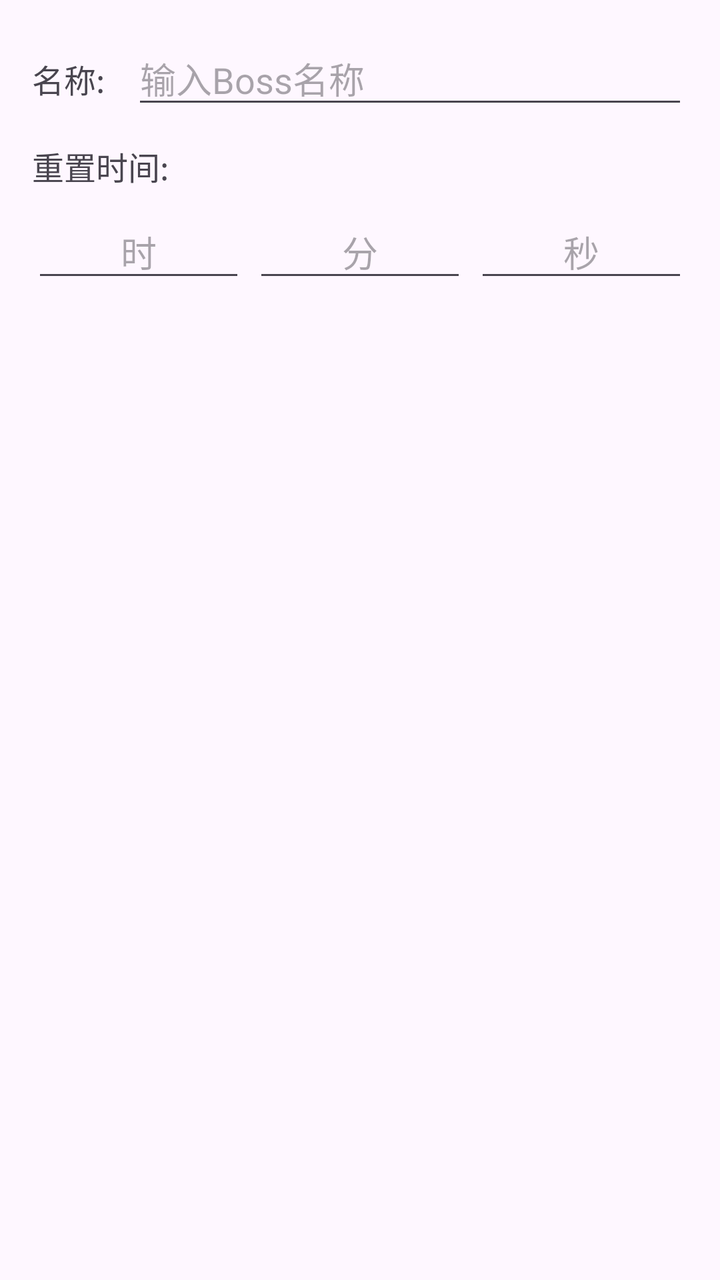
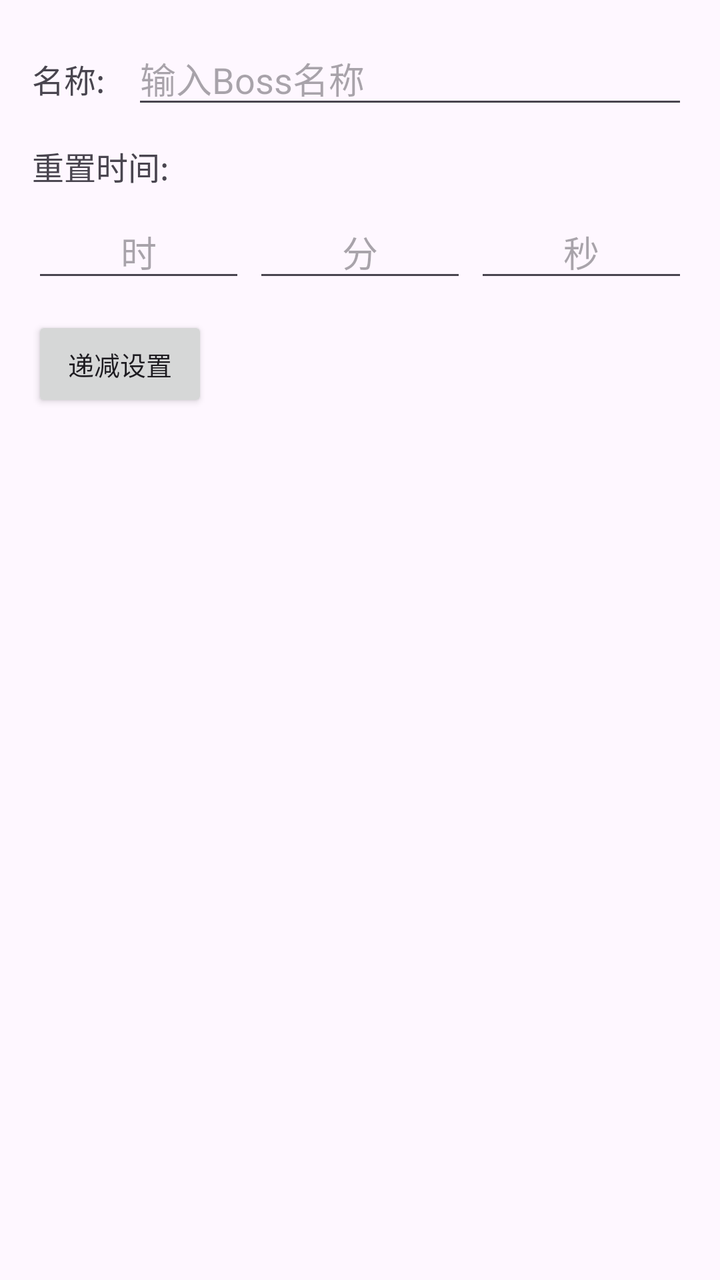

Compare the two renders of this Android layout. The source of the first and the diff that turns it into the second are given below.
<!-- AndroidManifest.xml: application theme Theme.Boss -->
<!-- res/layout/dialog_edit_name.xml -->
<?xml version="1.0" encoding="utf-8"?>
<ScrollView xmlns:android="http://schemas.android.com/apk/res/android"
    android:layout_width="match_parent"
    android:layout_height="match_parent"
    android:fillViewport="true">
    <LinearLayout
        android:layout_width="match_parent"
        android:layout_height="wrap_content"
        android:orientation="vertical"
        android:padding="16dp">

    <TextView
        android:id="@+id/dialog_room_info"
        android:layout_width="match_parent"
        android:layout_height="wrap_content"
        android:gravity="center"
        android:textColor="#3F51B5"
        android:textSize="13sp"
        android:visibility="gone" />

    <LinearLayout
        android:layout_width="match_parent"
        android:layout_height="wrap_content"
        android:orientation="horizontal"
        android:layout_marginBottom="12dp">
        <TextView
            android:layout_width="50dp"
            android:layout_height="wrap_content"
            android:text="@string/input_name_label"
            android:textSize="16sp" />
        <EditText
            android:id="@+id/edit_name"
            android:layout_width="match_parent"
            android:layout_height="wrap_content"
            android:inputType="text"
            android:hint="@string/input_name_hint" />

    </LinearLayout>

    <TextView
        android:layout_width="match_parent"
        android:layout_height="wrap_content"
        android:text="@string/input_reset_time_label"
        android:textSize="16sp"
        android:layout_marginBottom="8dp"/>

    <LinearLayout
        android:layout_width="match_parent"
        android:layout_height="wrap_content"
        android:orientation="horizontal">
        <EditText
            android:id="@+id/edit_hour"
            android:layout_weight="1"
            android:layout_width="0dp"
            android:layout_height="wrap_content"
            android:inputType="number"
            android:hint="@string/input_hour_hint"
            android:gravity="center"
            android:layout_marginEnd="4dp"/>
        <EditText
            android:id="@+id/edit_minute"
            android:layout_weight="1"
            android:layout_width="0dp"
            android:layout_height="wrap_content"
            android:inputType="number"
            android:hint="@string/input_minute_hint"
            android:gravity="center"
            android:layout_marginEnd="4dp"/>
        <EditText
            android:id="@+id/edit_second"
            android:layout_weight="1"
            android:layout_width="0dp"
            android:layout_height="wrap_content"
            android:inputType="number"
            android:gravity="center"
            android:hint="@string/input_second_hint"/>
    </LinearLayout>
    </LinearLayout>
</ScrollView>
<!-- resources referenced by this layout -->
<resources>
  <string name="input_hour_hint">时</string>
  <string name="input_minute_hint">分</string>
  <string name="input_name_hint">输入Boss名称</string>
  <string name="input_name_label">名称:</string>
  <string name="input_reset_time_label">重置时间:</string>
  <string name="input_second_hint">秒</string>
  <style name="Theme.Boss" parent="Base.Theme.Boss" />
  <style name="Base.Theme.Boss" parent="Theme.Material3.DayNight.NoActionBar">
          
          
      </style>
</resources>

<!-- the commit's change to res/layout/dialog_edit_name.xml (unified diff, before → after) -->
@@ -75,5 +75,39 @@
             android:gravity="center"
             android:hint="@string/input_second_hint"/>
     </LinearLayout>
+
+    <LinearLayout
+        android:layout_width="match_parent"
+        android:layout_height="wrap_content"
+        android:orientation="horizontal"
+        android:layout_marginTop="12dp">
+
+        <Button
+            android:id="@+id/btn_open_decrease"
+            android:layout_width="wrap_content"
+            android:layout_height="wrap_content"
+            android:text="@string/decrease_config"
+            android:textSize="13sp" />
+
+        <TextView
+            android:id="@+id/tv_decrease_status"
+            android:layout_width="0dp"
+            android:layout_weight="1"
+            android:layout_height="wrap_content"
+            android:gravity="center_vertical"
+            android:paddingStart="8dp"
+            android:textSize="12sp"
+            android:textColor="#FF6600" />
+    </LinearLayout>
+
+    <Button
+        android:id="@+id/btn_restart_decrease"
+        android:layout_width="wrap_content"
+        android:layout_height="wrap_content"
+        android:text="@string/decrease_restart"
+        android:textSize="13sp"
+        android:layout_marginTop="4dp"
+        android:layout_gravity="end"
+        android:visibility="gone" />
     </LinearLayout>
 </ScrollView>
<!-- resource entries referenced after the edit -->
@@ -1,5 +1,7 @@
 <!-- resources referenced by this layout -->
 <resources>
+  <string name="decrease_config">递减设置</string>
+  <string name="decrease_restart">重置次数</string>
   <string name="input_hour_hint">时</string>
   <string name="input_minute_hint">分</string>
   <string name="input_name_hint">输入Boss名称</string>
